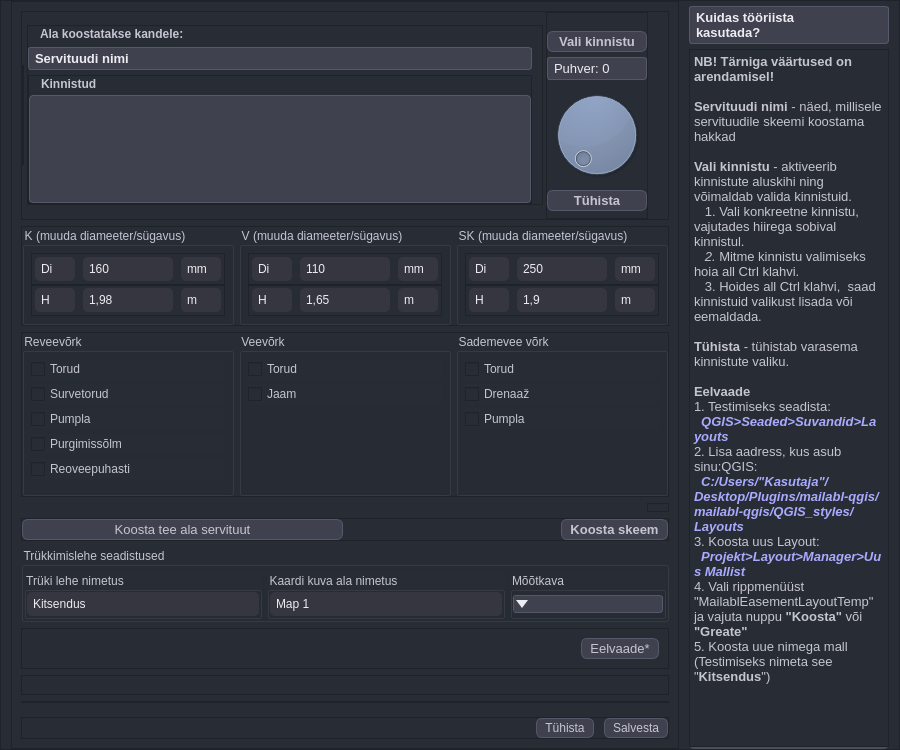
The window that mailabl-qgis/Functions/Easements/widgets/Servituut.ui (TuloliKalver/mailabl-qgis) describes before a commit, drawn with Qt 5.
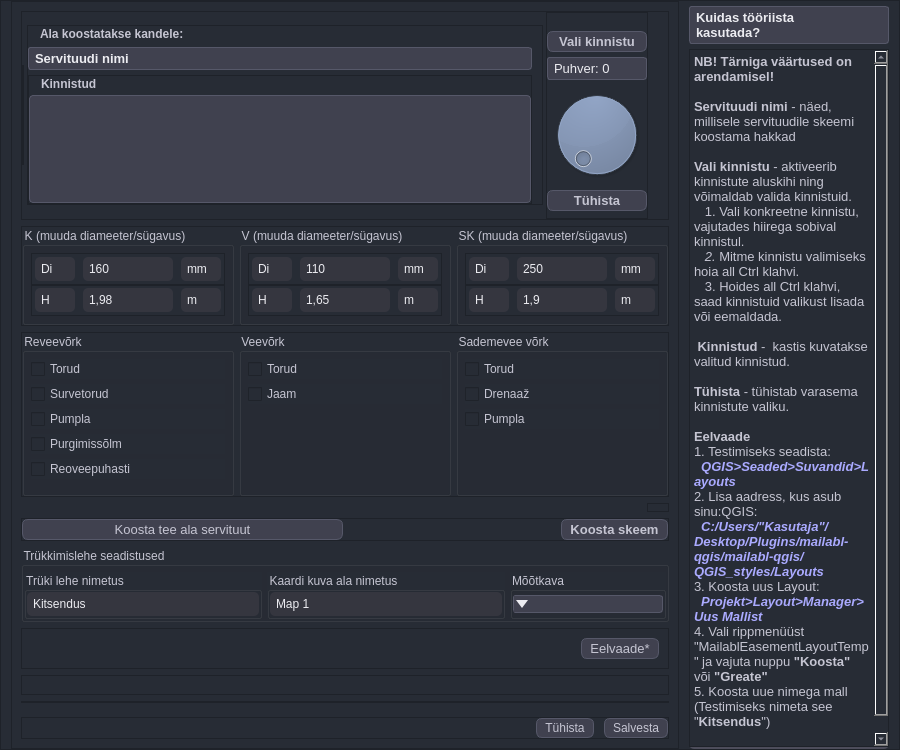
The same window after the commit. Icons and pictures are not drawn.

Commit message: tekstilised täiendused - servituudid

```diff
--- a/mailabl-qgis/Functions/Easements/widgets/Servituut.ui
+++ b/mailabl-qgis/Functions/Easements/widgets/Servituut.ui
@@ -1959,6 +1959,8 @@
 &lt;p style=&quot; margin-top:0px; margin-bottom:0px; margin-left:0px; margin-right:0px; -qt-block-indent:0; text-indent:0px;&quot;&gt;&lt;span style=&quot; font-style:italic;&quot;&gt;   2. &lt;/span&gt;Mitme kinnistu valimiseks hoia all Ctrl klahvi.&lt;/p&gt;
 &lt;p style=&quot; margin-top:0px; margin-bottom:0px; margin-left:0px; margin-right:0px; -qt-block-indent:0; text-indent:0px;&quot;&gt;   3. Hoides all Ctrl klahvi,  saad kinnistuid valikust lisada või eemaldada.&lt;/p&gt;
 &lt;p style=&quot;-qt-paragraph-type:empty; margin-top:0px; margin-bottom:0px; margin-left:0px; margin-right:0px; -qt-block-indent:0; text-indent:0px;&quot;&gt;&lt;br /&gt;&lt;/p&gt;
+&lt;p style=&quot; margin-top:0px; margin-bottom:0px; margin-left:0px; margin-right:0px; -qt-block-indent:0; text-indent:0px;&quot;&gt; &lt;span style=&quot; font-weight:600;&quot;&gt;Kinnistud &lt;/span&gt;-&lt;span style=&quot; font-weight:600;&quot;&gt; &lt;/span&gt; kastis kuvatakse valitud kinnistud.&lt;/p&gt;
+&lt;p style=&quot;-qt-paragraph-type:empty; margin-top:0px; margin-bottom:0px; margin-left:0px; margin-right:0px; -qt-block-indent:0; text-indent:0px;&quot;&gt;&lt;br /&gt;&lt;/p&gt;
 &lt;p style=&quot; margin-top:0px; margin-bottom:0px; margin-left:0px; margin-right:0px; -qt-block-indent:0; text-indent:0px;&quot;&gt;&lt;span style=&quot; font-weight:600;&quot;&gt;Tühista &lt;/span&gt;- tühistab varasema kinnistute valiku.&lt;/p&gt;
 &lt;p style=&quot;-qt-paragraph-type:empty; margin-top:0px; margin-bottom:0px; margin-left:0px; margin-right:0px; -qt-block-indent:0; text-indent:0px;&quot;&gt;&lt;br /&gt;&lt;/p&gt;
 &lt;p style=&quot; margin-top:0px; margin-bottom:0px; margin-left:0px; margin-right:0px; -qt-block-indent:0; text-indent:0px;&quot;&gt;&lt;span style=&quot; font-weight:600;&quot;&gt;Eelvaade&lt;/span&gt;&lt;br /&gt;1. Testimiseks seadista: &lt;/p&gt;
```
